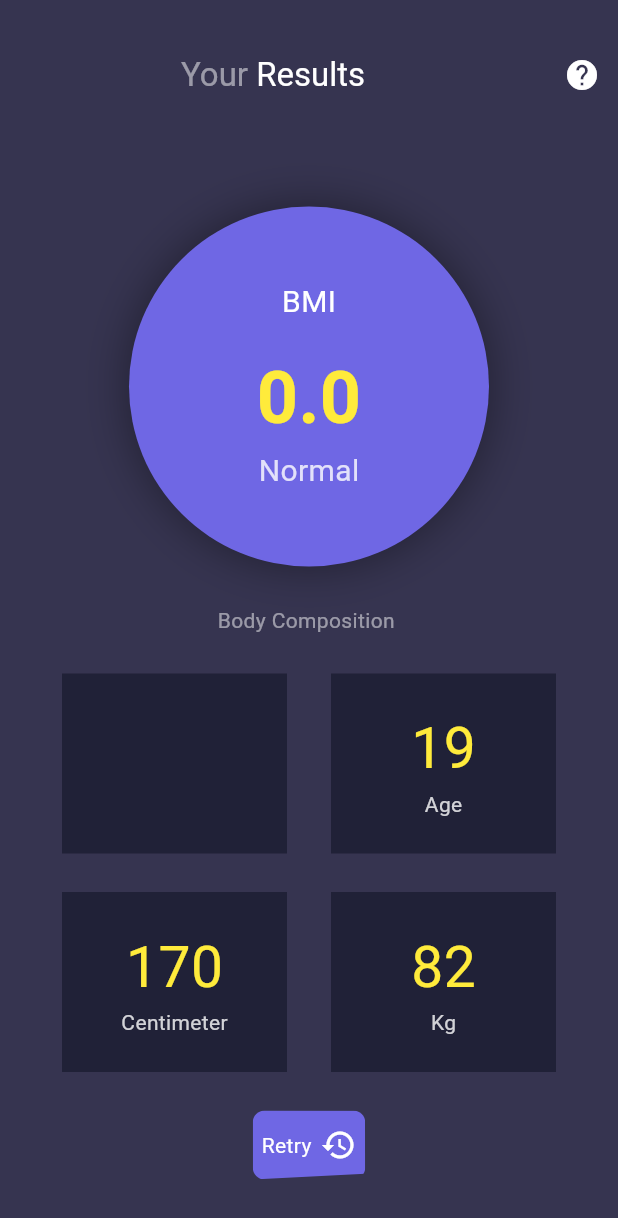
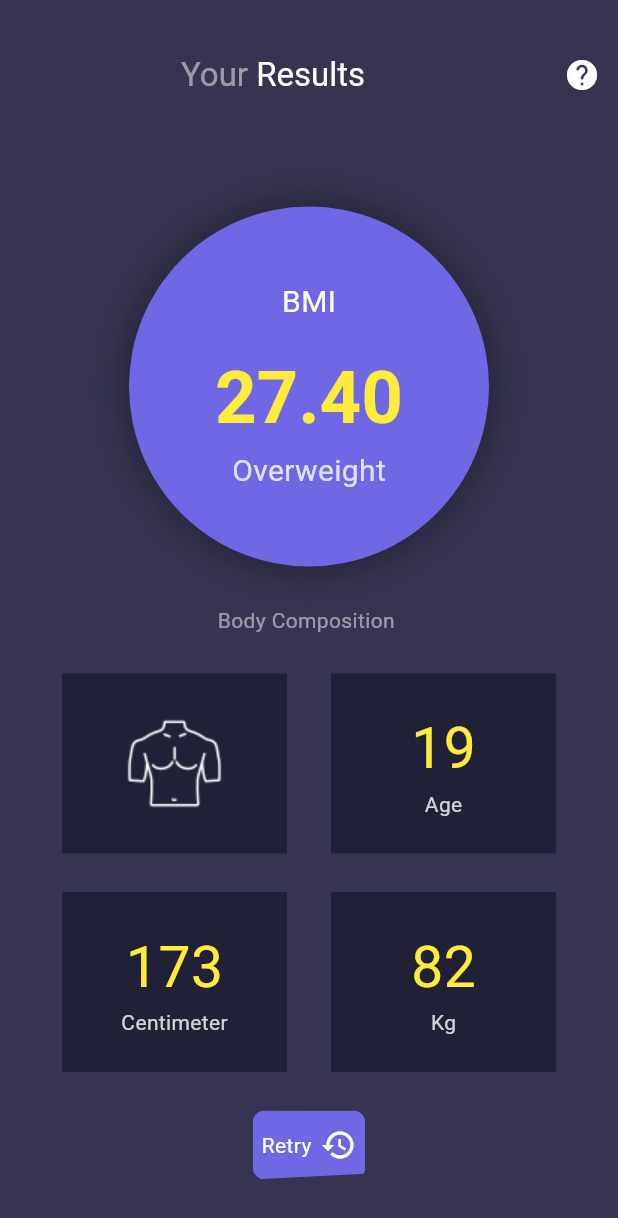
Before and after one commit to sayedmostaf/bmi-flutter, a Flutter app: the HeightPage screen opened directly, after a tap on "Next", on a phone screen of 412 x 824 dp. Shown: the top 1218 px of the screen. Run offline on Flutter 3.47's test engine with Material 3 defaults, Android fonts, the phone set to English and light mode, and no system bars.

Commit message:
calculate bmi & fix image size & height

```diff
--- a/lib/data/models/person.dart
+++ b/lib/data/models/person.dart
@@ -6,11 +6,11 @@ class Person {
   String? gender;
   double? bodyMassIndex;
 
-  Person(
-      {this.age = 19,
-      this.bodyMassIndex = 0,
-      this.height = 170,
-      this.name,
-      this.weight = 82,
-      this.gender});
+  Person() {
+    age = 19;
+    bodyMassIndex = 0;
+    height = 173;
+    weight = 82;
+    gender = "Male";
+  }
 }
--- a/lib/providers/person_provider.dart
+++ b/lib/providers/person_provider.dart
@@ -28,6 +28,24 @@ class PersonProvider extends ChangeNotifier {
     _person.weight = weight;
   }
 
-  void calculatePersonBodyMassIndex() {}
+  void calculatePersonBodyMassIndex() {
+    double height = _person.height! / 100;
+    int weight = _person.weight!;
+    _person.bodyMassIndex = weight / (height * height);
+  }
+
+  String getStatus() {
+    var bmi = _person.bodyMassIndex!;
+    if (bmi < 18.5) {
+      return 'Underweight';
+    } else if (bmi < 25) {
+      return 'Normal';
+    } else if (bmi < 30) {
+      return 'Overweight';
+    } else {
+      return 'Obese';
+    }
+  }
+
   Person get getPerson => _person;
 }
--- a/lib/view/pages/height.dart
+++ b/lib/view/pages/height.dart
@@ -20,7 +20,7 @@ double value = (maxValue - valueGap) / 2;
 class _HeightPageState extends State<HeightPage> {
   late var heightController = PageController();
 
-  int _currentCentimeter = 145;
+  int _currentCentimeter = 173;
   late double _selectedheight = 160;
 
   int _currentPage = (maxValue ~/ valueGap / 2).floor();
@@ -37,7 +37,8 @@ class _HeightPageState extends State<HeightPage> {
 
         if (position != _currentCentimeter) {
           _currentCentimeter = position;
-          _selectedheight = ((_currentCentimeter * 2.94) * maxValue) / 529.2;
+          _selectedheight =
+              ((_currentCentimeter.toInt() * 2.935) * maxValue) / 529.2;
         }
       });
     });
@@ -45,7 +46,7 @@ class _HeightPageState extends State<HeightPage> {
 
   void trackAndSetHeight(BuildContext context) {
     Provider.of<PersonProvider>(context, listen: false)
-        .setPersonHeight(_selectedheight.toInt());
+        .setPersonHeight(_selectedheight.round());
   }
 
   @override
@@ -127,7 +128,7 @@ class _HeightPageState extends State<HeightPage> {
                         itemBuilder: (context, index) {
                           int current = index + 1;
                           bool selectedCentimeter =
-                              _selectedheight.toInt() == current - 1;
+                              _selectedheight.round() == current;
                           // print("${_currentPage + 6}");
                           return Row(
                             mainAxisAlignment: MainAxisAlignment.spaceEvenly,
@@ -162,6 +163,8 @@ class _HeightPageState extends State<HeightPage> {
               ),
               CurvedButton(
                 onPressed: () {
+                  Provider.of<PersonProvider>(context, listen: false)
+                      .calculatePersonBodyMassIndex();
                   Navigator.of(context).pushAndRemoveUntil(
                     MaterialPageRoute(
                       builder: (context) {
--- a/lib/view/pages/result.dart
+++ b/lib/view/pages/result.dart
@@ -73,11 +73,11 @@ class _ResultPageState extends State<ResultPage> {
                       height: 15,
                     ),
                     Text(
-                      '${person.bodyMassIndex}',
+                      person.bodyMassIndex!.toStringAsFixed(2),
                       style: CustomTypography.bodyLarge,
                     ),
                     Text(
-                      'Normal',
+                      context.read<PersonProvider>().getStatus(),
                       style: CustomTypography.bodyMedium,
                     ),
                   ],
@@ -96,6 +96,9 @@ class _ResultPageState extends State<ResultPage> {
                     width: 150,
                     height: 120,
                     color: darkBlue,
+                    child: Image.asset(person.gender == 'Male'
+                        ? 'assets/normal_man.png'
+                        : 'assets/normal_girl.png'),
                   ),
                   CompositionTile(
                     value: person.age.toString(),
--- a/pubspec.yaml
+++ b/pubspec.yaml
@@ -65,6 +65,8 @@ flutter:
     - assets/female.gif
     - assets/man_standing.png
     - assets/girl_standing.png
+    - assets/normal_man.png
+    - assets/normal_girl.png
 
   # An image asset can refer to one or more resolution-specific "variants", see
   # https://flutter.dev/assets-and-images/#resolution-aware
```
Also changed, not shown: assets/normal_girl.png (added), assets/normal_man.png (added).
